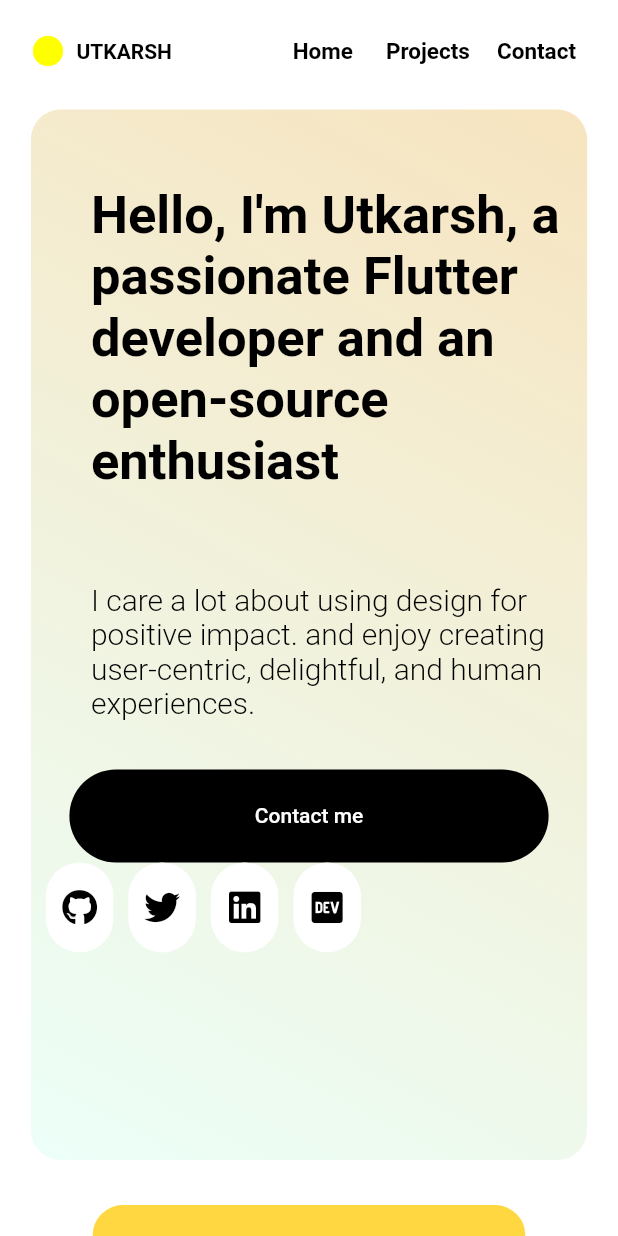
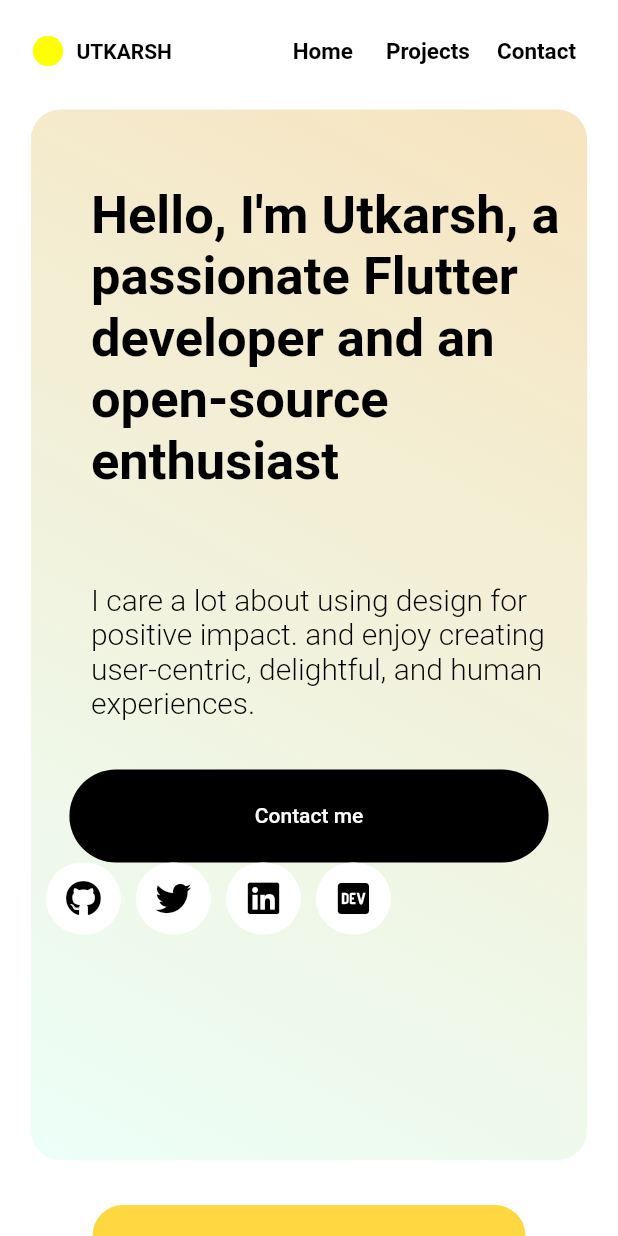
Before and after one commit to Utkarsh4517/PortfolioNew, a Flutter app: the screen it shows after launch, on a phone screen of 412 x 824 dp. Run offline on Flutter 3.47's test engine with Material 2 defaults, Android fonts, the phone set to English and light mode, and no system bars; our stand-ins replace font_awesome_flutter, google_fonts; Roboto replaces fonts that are missing (Chivo).

Commit message:
changed vertical padding of icon

```diff
--- a/lib/widgets/iconcontainer.dart
+++ b/lib/widgets/iconcontainer.dart
@@ -32,13 +32,13 @@ class _IconLinkState extends State<IconLink> {
         });
       },
       child: SizedBox(
-        width: 45,
+        width: 50,
         child: ElevatedButton(
           onPressed: () {
             launchUrlString(widget.urlToLaunch);
           },
           style: ElevatedButton.styleFrom(
-            padding: const EdgeInsets.symmetric(vertical: 18,),
+            padding: const EdgeInsets.symmetric(vertical: 12,),
             elevation: 0,
             backgroundColor: isHovered ? widget.colorToChange : Colors.white,
             shape: RoundedRectangleBorder(
```
